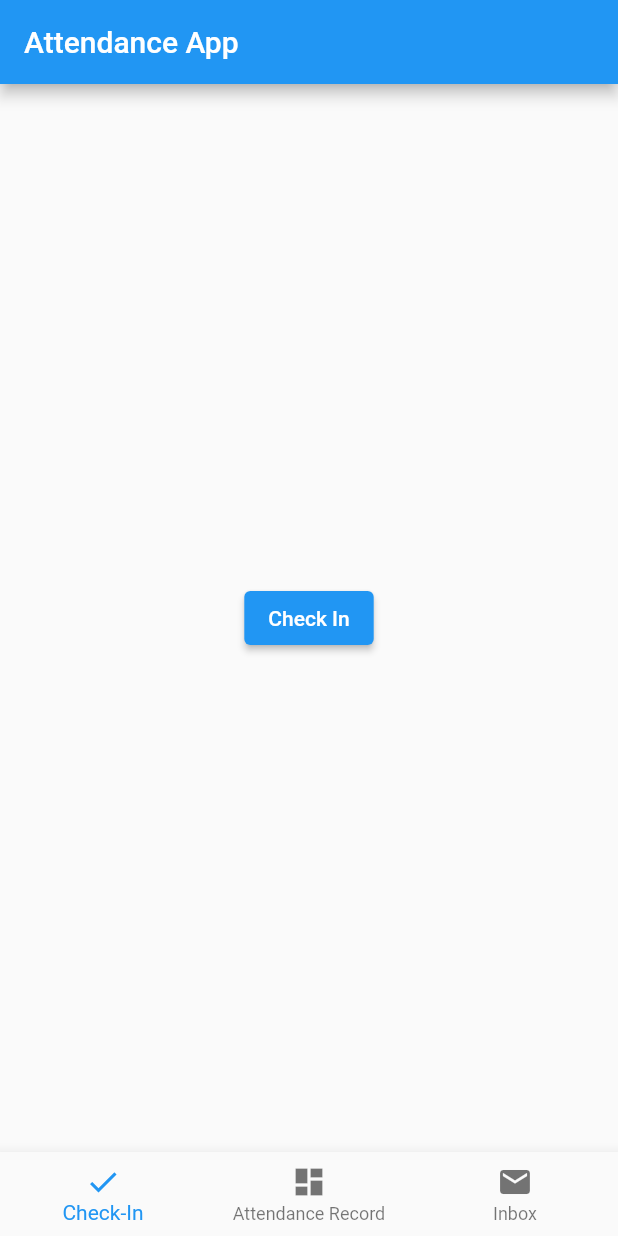
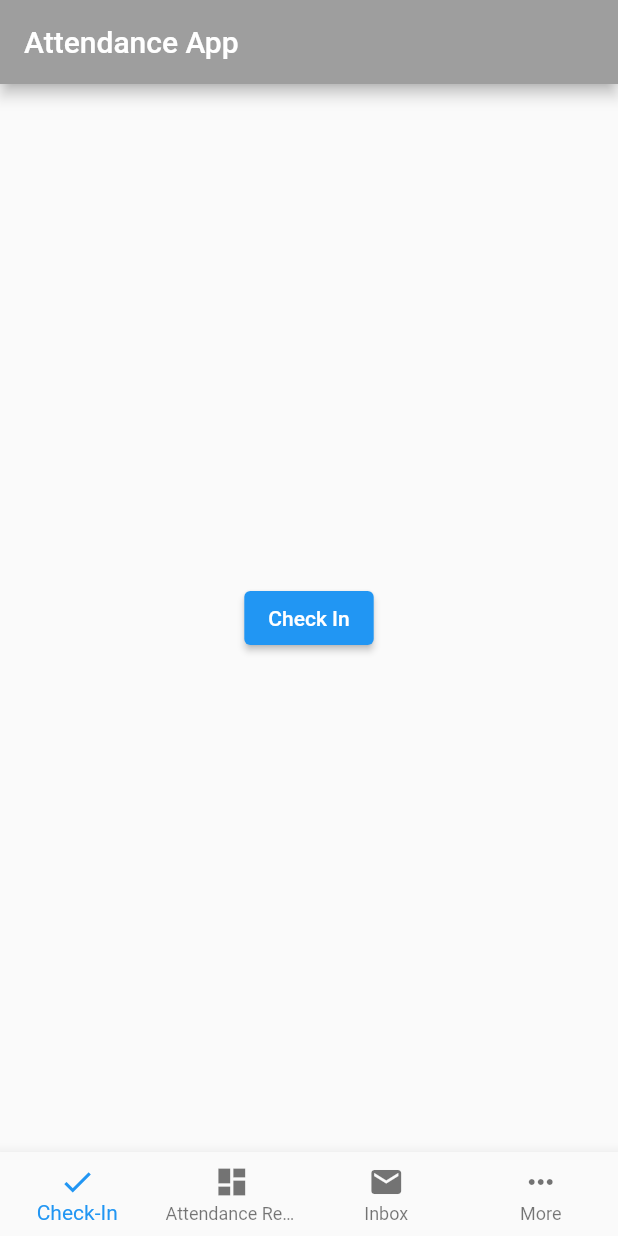
Before and after one commit to RussellStevenson/attendance_app, a Flutter app: the screen it shows after launch, on a phone screen of 412 x 824 dp. Run offline on Flutter 3.47's test engine with Material 2 defaults, Android fonts, the phone set to English and light mode, and no system bars.

Commit message:
first commit

```diff
--- a/lib/main.dart
+++ b/lib/main.dart
@@ -1,7 +1,9 @@
+import 'package:attendance_app/more_screen.dart';
 import 'package:flutter/material.dart';
 import 'package:provider/provider.dart';
 import 'attendance_record_screen.dart';
 import 'check_in_screen.dart';
+import 'inbox_screen.dart';
 
 void main() => runApp(
   ChangeNotifierProvider(
@@ -30,6 +32,8 @@ class _HomeScreenState extends State<HomeScreen> {
   final List<Widget> _screens = [
     CheckInScreen(),
     AttendanceRecordScreen(),
+    InboxScreen(),
+    MoreScreen(),
   ];
 
   @override
@@ -37,9 +41,11 @@ class _HomeScreenState extends State<HomeScreen> {
     return Scaffold(
       appBar: AppBar(
         title: Text('Attendance App'),
+        backgroundColor: Colors.grey, // Set the navigation bar color
       ),
       body: _screens[_currentIndex],
       bottomNavigationBar: BottomNavigationBar(
+        type: BottomNavigationBarType.fixed, // Ensure items fit within the screen
         currentIndex: _currentIndex,
         onTap: (index) {
           setState(() {
@@ -56,11 +62,31 @@ class _HomeScreenState extends State<HomeScreen> {
             label: 'Attendance Record',
           ),
           BottomNavigationBarItem(
-              icon: Icon(Icons.mail),
-          label: 'Inbox',
+            icon: Icon(Icons.mail),
+            label: 'Inbox',
+          ),
+          BottomNavigationBarItem(
+            icon: Icon(Icons.keyboard_control_outlined),
+            label: 'More',
           ),
         ],
       ),
     );
   }
 }
+
+// Create a class to manage the attendance data using the Provider package
+class AttendanceData with ChangeNotifier {
+  List<String> attendanceRecords = [];
+
+  void checkIn() {
+    // Get the current time (you may need to import the 'intl' package for formatting)
+    String currentTime = DateTime.now().toLocal().toString();
+
+    // Add the check-in time to the list
+    attendanceRecords.add(currentTime);
+
+    // Notify listeners to update the UI
+    notifyListeners();
+  }
+}
```
Also changed, not shown: lib/inbox_screen.dart (added, +10 -0 lines).
